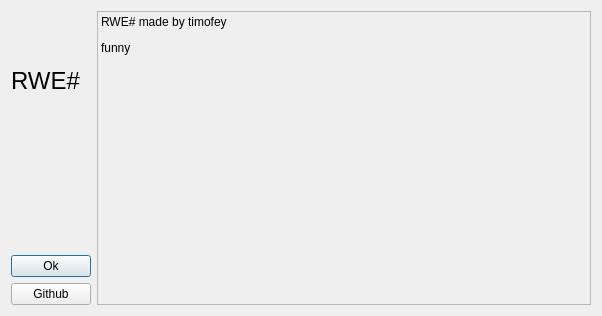
Old version of the form ui/uifiles/aboutdialog.ui in the repository timofey260/RWE-Sharp.
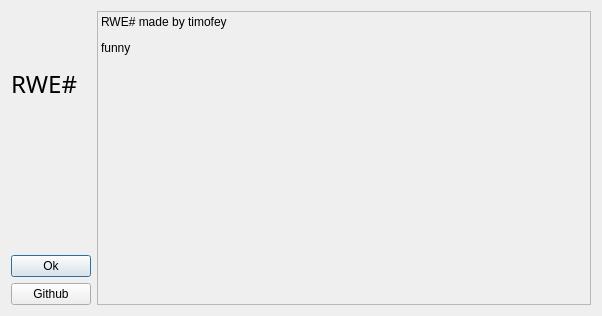
New version of the form. Icons and pictures are not drawn.

```diff
--- a/ui/uifiles/aboutdialog.ui
+++ b/ui/uifiles/aboutdialog.ui
@@ -97,7 +97,9 @@
       <widget class="QLabel" name="label_2">
        <property name="font">
         <font>
+         <family>Rodondo</family>
          <pointsize>18</pointsize>
+         <kerning>true</kerning>
         </font>
        </property>
        <property name="text">
```
